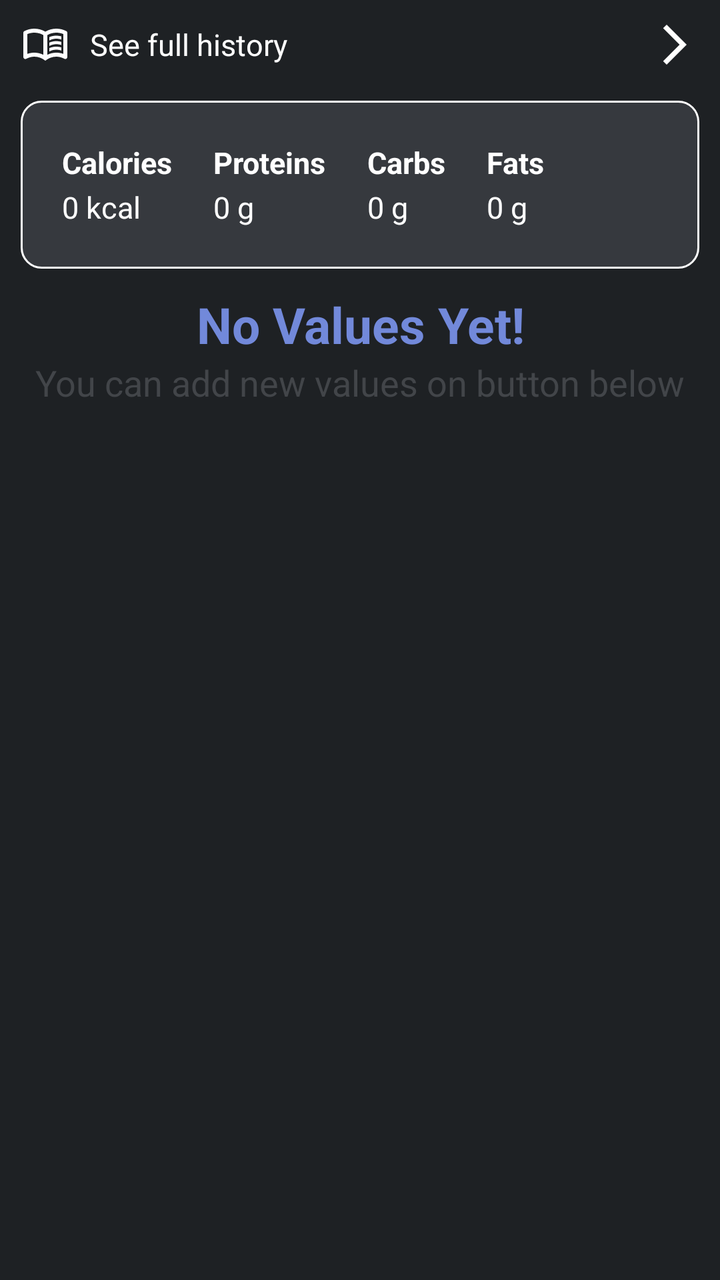
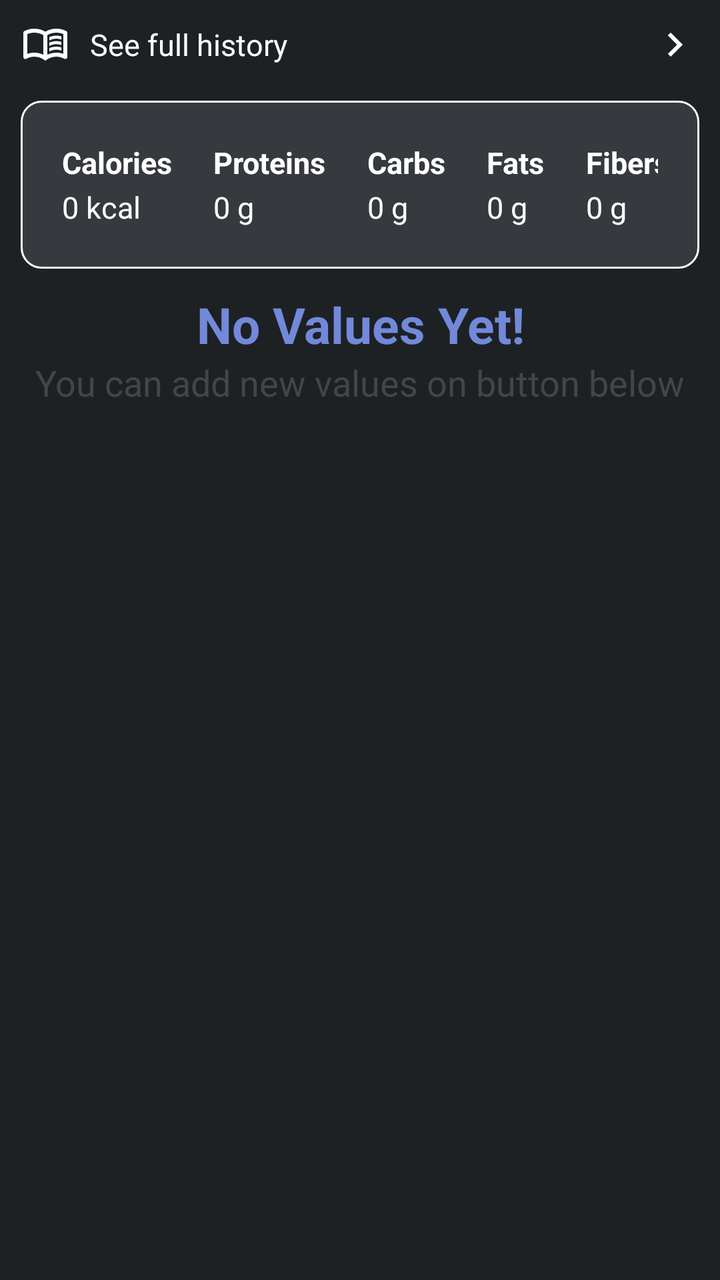

Two renders of the same Android screen: before a commit and after it. Below are the layout's source before the change and the commit's diff.
<!-- AndroidManifest.xml: application theme Theme.MyApplication -->
<!-- res/layout/fragment_food.xml -->
<?xml version="1.0" encoding="utf-8"?>
<FrameLayout
    xmlns:android="http://schemas.android.com/apk/res/android"
    xmlns:app="http://schemas.android.com/apk/res-auto"
    xmlns:tools="http://schemas.android.com/tools"

    android:layout_width="match_parent"
    android:layout_height="match_parent"
    tools:context=".fragments.FoodFragment"

    android:background="@color/discord_background_color"

    android:padding="5pt"
    >

    <LinearLayout
        android:id="@+id/linearLayoutHistory"

        android:layout_marginTop="0sp"

        android:layout_width="match_parent"
        android:layout_height="wrap_content"

        android:orientation="horizontal"
        >

        <ImageButton
            android:layout_width="wrap_content"
            android:layout_height="wrap_content"

            android:paddingRight="25sp"
            android:paddingLeft="25sp"

            android:src="@drawable/history_outlined"

            android:background="@android:color/transparent"

            android:layout_weight="1"

            />

        <TextView
            android:layout_width="match_parent"
            android:layout_height="wrap_content"

            android:layout_marginStart="10sp"

            android:text="See full history"
            android:textColor="@color/white"
            android:textSize="15sp"

            android:layout_gravity="left|center"

            android:layout_weight="1"

            />

        <ImageButton
            android:layout_width="wrap_content"
            android:layout_height="wrap_content"

            android:paddingRight="25sp"
            android:paddingLeft="25sp"

            android:src="@drawable/right_arrow"

            android:background="@android:color/transparent"

            android:layout_weight="1"

            />

    </LinearLayout>

    <LinearLayout
        android:id="@+id/noValuesText"

        android:layout_width="match_parent"
        android:layout_height="wrap_content"

        android:layout_marginTop="135dp"

        android:orientation="vertical"

        android:visibility="visible"
        >

        <TextView
            android:layout_width="match_parent"
            android:layout_height="wrap_content"

            android:text="No Values Yet!"
            android:textAlignment="center"
            android:textColor="@color/discord_blue"
            android:textSize="25sp"
            android:textStyle="bold"
            />

        <TextView
            android:layout_width="match_parent"
            android:layout_height="wrap_content"

            android:text="You can add new values on button below"
            android:textAlignment="center"
            android:textColor="@color/discord_color3"
            android:textSize="18sp"
            android:textStyle="normal"
            />

    </LinearLayout>

    
    <FrameLayout
        android:id="@+id/foodLayout"

        android:layout_width="match_parent"
        android:layout_height="match_parent"

        android:layout_marginStart="0dp"
        android:layout_marginTop="135dp"
        android:layout_marginEnd="0dp"
        android:layout_marginBottom="5dp"
        >

        <androidx.recyclerview.widget.RecyclerView
            android:id="@+id/foodList"

            android:layout_width="match_parent"
            android:layout_height="match_parent"

            android:layout_marginTop="0dp"

            tools:listitem="@layout/food_item"

            android:visibility="invisible"
            />
    </FrameLayout>

    
    <TableLayout

        android:layout_width="match_parent"
        android:layout_height="wrap_content"

        android:padding="10pt"

        android:background="@drawable/calories_today_border"

        android:layout_gravity="top"
        android:layout_marginBottom="5pt"
        android:layout_marginTop="40sp"
        >

        <TableRow
            android:layout_marginBottom="1pt"
            >
            <TextView
                android:text="Calories"
                android:textColor="@color/white"
                android:textStyle="bold"
                android:textSize="15sp"

                android:layout_marginRight="10pt"
                android:layout_column="0"
                />
            <TextView
                android:text="Proteins"
                android:textColor="@color/white"
                android:textStyle="bold"
                android:textSize="15sp"

                android:layout_marginRight="10pt"
                android:layout_column="1"
                />
            <TextView
                android:text="Carbs"
                android:textColor="@color/white"
                android:textStyle="bold"
                android:textSize="15sp"

                android:layout_marginRight="10pt"
                android:layout_column="2"
                />
            <TextView
                android:text="Fats"
                android:textColor="@color/white"
                android:textStyle="bold"
                android:textSize="15sp"

                android:layout_marginRight="10pt"
                android:layout_column="3"
                />
        </TableRow>

        
        <TableRow>

            <TextView
                android:id="@+id/caloriesValue"

                android:text="0 kcal"
                android:textColor="@color/white"
                android:textStyle="normal"
                android:textSize="15sp"

                android:layout_marginRight="10pt"
                />

            <TextView
                android:id="@+id/proteinsValue"

                android:text="0 g"
                android:textColor="@color/white"
                android:textStyle="normal"
                android:textSize="15sp"

                android:layout_marginRight="10pt"
                />

            <TextView
                android:id="@+id/carbsValue"

                android:text="0 g"
                android:textColor="@color/white"
                android:textStyle="normal"
                android:textSize="15sp"

                android:layout_marginRight="10pt"
                />

            <TextView
                android:id="@+id/fatsValue"

                android:text="0 g"
                android:textColor="@color/white"
                android:textStyle="normal"
                android:textSize="15sp"

                android:layout_marginRight="10pt"
                />

        </TableRow>

    </TableLayout>

</FrameLayout>
<!-- res/layout/food_item.xml (included above) -->
<?xml version="1.0" encoding="utf-8"?>
<androidx.cardview.widget.CardView
    xmlns:android="http://schemas.android.com/apk/res/android"
    xmlns:app="http://schemas.android.com/apk/res-auto"

    android:layout_width="match_parent"
    android:layout_height="wrap_content"

    android:layout_marginBottom="10dp"

    app:cardCornerRadius="15dp"

    app:cardElevation="10dp"
    >

    <TextView

        android:id="@+id/foodTitle"

        android:layout_width="match_parent"
        android:layout_height="wrap_content"

        android:text="Food Title"
        android:textSize="20dp"
        android:textStyle="bold"
        android:textAlignment="center"
        android:textColor="@color/discord_blue"

        android:paddingBottom="5dp"

        android:background="@color/discord_color3"
        />

    <LinearLayout
        android:layout_width="match_parent"
        android:layout_height="wrap_content"

        android:layout_marginTop="25dp"

        android:orientation="horizontal"

        android:paddingHorizontal="15dp"
        android:paddingBottom="10dp"

        android:background="@color/discord_color3"
        >

        
        <LinearLayout
            android:layout_weight="1"
            android:layout_width="0dp"
            android:layout_height="wrap_content"

            android:layout_gravity="center"

            android:gravity="left"
            android:orientation="vertical">

            <TextView
                android:layout_width="wrap_content"
                android:layout_height="wrap_content"

                android:hint="Calories"
                android:textColor="@color/white"
                android:textColorHint="@color/white"
                android:textSize="19sp"
                android:textStyle="bold" />

            <TextView
                android:id="@+id/foodCaloriesValue"

                android:layout_width="wrap_content"
                android:layout_height="wrap_content"

                android:hint="value (kcal)"
                android:textColor="@color/white"
                android:textColorHint="@color/white"
                android:textSize="15sp"
                android:textStyle="normal" />
        </LinearLayout>

        
        <LinearLayout
            android:layout_weight="1"
            android:layout_width="0dp"
            android:layout_height="wrap_content"

            android:layout_gravity="center"

            android:gravity="left"
            android:orientation="vertical">

            <TextView
                android:layout_width="wrap_content"
                android:layout_height="wrap_content"

                android:hint="Proteins"
                android:textColor="@color/white"
                android:textColorHint="@color/white"
                android:textSize="19sp"
                android:textStyle="bold" />

            <TextView
                android:id="@+id/foodProteinsValue"

                android:layout_width="wrap_content"
                android:layout_height="wrap_content"

                android:hint="value (g)"
                android:textColor="@color/white"
                android:textColorHint="@color/white"
                android:textSize="15sp"
                android:textStyle="normal" />
        </LinearLayout>

        
        <LinearLayout
            android:layout_weight="1"
            android:layout_width="0dp"
            android:layout_height="wrap_content"

            android:layout_gravity="center"

            android:gravity="left"
            android:orientation="vertical">

            <TextView
                android:layout_width="wrap_content"
                android:layout_height="wrap_content"

                android:hint="Carbs"
                android:textColor="@color/white"
                android:textColorHint="@color/white"
                android:textSize="19sp"
                android:textStyle="bold" />

            <TextView
                android:id="@+id/foodCarbsValue"

                android:layout_width="wrap_content"
                android:layout_height="wrap_content"

                android:hint="value (g)"
                android:textColor="@color/white"
                android:textColorHint="@color/white"
                android:textSize="15sp"
                android:textStyle="normal" />
        </LinearLayout>

        
        <LinearLayout
            android:layout_weight="1"
            android:layout_width="0dp"
            android:layout_height="wrap_content"

            android:layout_gravity="center"

            android:gravity="left"
            android:orientation="vertical">

            <TextView
                android:layout_width="wrap_content"
                android:layout_height="wrap_content"

                android:hint="Fats"
                android:textColor="@color/white"
                android:textColorHint="@color/white"
                android:textSize="19sp"
                android:textStyle="bold" />

            <TextView
                android:id="@+id/foodFatsValue"

                android:layout_width="wrap_content"
                android:layout_height="wrap_content"

                android:hint="value (g)"
                android:textColor="@color/white"
                android:textColorHint="@color/white"
                android:textSize="15sp"
                android:textStyle="normal" />
        </LinearLayout>

    </LinearLayout>

    <ImageButton
        android:id="@+id/deleteFood"

        android:layout_width="wrap_content"
        android:layout_height="wrap_content"

        android:paddingVertical="10sp"
        android:paddingStart="15sp"

        android:src="@drawable/delete"

        android:background="@null"

        android:layout_gravity="right|center"
        android:layout_marginRight="10sp"
        />

    <TextView
        android:id="@+id/textSeeDetails"

        android:layout_width="match_parent"
        android:layout_height="wrap_content"

        android:layout_marginTop="35pt"

        android:paddingBottom="5sp"
        android:paddingRight="10sp"

        android:text="See details"
        android:textSize="15sp"
        android:textColor="@color/discord_blue"
        android:textAlignment="center"

        android:background="@color/discord_color3"
        />

</androidx.cardview.widget.CardView>
<!-- resources referenced by this layout -->
<resources>
  <color name="discord_background_color">#1e2124</color>
  <color name="discord_blue">#7289da</color>
  <color name="discord_color3">#424549</color>
  <color name="white">#FFFFFFFF</color>
  <!-- drawable calories_today_border (drawable) -->
  <?xml version="1.0" encoding="utf-8"?>
  <shape xmlns:android="http://schemas.android.com/apk/res/android">
      <solid android:color="@color/discord_color2" />
  
      <stroke
          android:width="1dp"
          android:color="@color/white" />
  
      <corners
          android:bottomLeftRadius="10dp"
          android:bottomRightRadius="10dp"
          android:topLeftRadius="10dp"
          android:topRightRadius="10dp" />
  </shape>
  <!-- drawable delete (drawable) -->
  <vector xmlns:android="http://schemas.android.com/apk/res/android" android:height="24dp" android:tint="@color/red" android:viewportHeight="24" android:viewportWidth="24" android:width="24dp">
        
      <path android:fillColor="@android:color/white" android:pathData="M12,2C6.47,2 2,6.47 2,12s4.47,10 10,10 10,-4.47 10,-10S17.53,2 12,2zM17,15.59L15.59,17 12,13.41 8.41,17 7,15.59 10.59,12 7,8.41 8.41,7 12,10.59 15.59,7 17,8.41 13.41,12 17,15.59z"/>
      
  </vector>
  <!-- drawable right_arrow (drawable) -->
  <vector
      xmlns:android="http://schemas.android.com/apk/res/android"
      android:autoMirrored="true"
      android:height="24dp"
      android:tint="@color/white"
      android:viewportHeight="24"
      android:viewportWidth="24"
      android:width="24dp">
        
      <path android:fillColor="@android:color/white" android:pathData="M6.23,20.23l1.77,1.77l10,-10l-10,-10l-1.77,1.77l8.23,8.23z"/>
      
  </vector>
  <style name="Theme.MyApplication" parent="android:Theme.Material.Light.NoActionBar" />
  <color name="discord_color2">#36393e</color>
  <color name="red">#FF474D</color>
  <!-- unchanged entries left out for length: 1 -->
</resources>

<!-- the commit's change to res/layout/fragment_food.xml (unified diff, before → after) -->
@@ -190,6 +190,16 @@
                 android:layout_marginRight="10pt"
                 android:layout_column="3"
                 />
+            <TextView
+                android:text="Fibers"
+                android:textColor="@color/white"
+                android:textStyle="bold"
+                android:textSize="15sp"
+
+                android:layout_marginRight="10pt"
+                android:layout_column="3"
+                />
+
         </TableRow>
 
         
@@ -230,6 +240,17 @@
 
             <TextView
                 android:id="@+id/fatsValue"
+
+                android:text="0 g"
+                android:textColor="@color/white"
+                android:textStyle="normal"
+                android:textSize="15sp"
+
+                android:layout_marginRight="10pt"
+                />
+
+            <TextView
+                android:id="@+id/fibersValue"
 
                 android:text="0 g"
                 android:textColor="@color/white"
@@ -258,6 +279,8 @@
     app:cardCornerRadius="15dp"
 
     app:cardElevation="10dp"
+
+    android:background="@color/discord_color3"
     >
 
     <TextView
@@ -271,23 +294,23 @@
         android:textSize="20dp"
         android:textStyle="bold"
         android:textAlignment="center"
-        android:textColor="@color/discord_blue"
+        android:textColor="@color/white"
+
+        android:background="@color/discord_color3"
 
         android:paddingBottom="5dp"
-
-        android:background="@color/discord_color3"
         />
 
     <LinearLayout
         android:layout_width="match_parent"
         android:layout_height="wrap_content"
 
-        android:layout_marginTop="25dp"
+        android:layout_marginTop="30dp"
 
         android:orientation="horizontal"
 
-        android:paddingHorizontal="15dp"
-        android:paddingBottom="10dp"
+        android:paddingHorizontal="5dp"
+        android:paddingBottom="20dp"
 
         android:background="@color/discord_color3"
         >
@@ -295,7 +318,7 @@
         
         <LinearLayout
             android:layout_weight="1"
-            android:layout_width="0dp"
+            android:layout_width="10dp"
             android:layout_height="wrap_content"
 
             android:layout_gravity="center"
@@ -308,8 +331,8 @@
                 android:layout_height="wrap_content"
 
                 android:hint="Calories"
-                android:textColor="@color/white"
-                android:textColorHint="@color/white"
+                android:textColor="@color/discord_text1"
+                android:textColorHint="@color/discord_text1"
                 android:textSize="19sp"
                 android:textStyle="bold" />
 
@@ -329,7 +352,7 @@
         
         <LinearLayout
             android:layout_weight="1"
-            android:layout_width="0dp"
+            android:layout_width="10dp"
             android:layout_height="wrap_content"
 
             android:layout_gravity="center"
@@ -342,8 +365,8 @@
                 android:layout_height="wrap_content"
 
                 android:hint="Proteins"
-                android:textColor="@color/white"
-                android:textColorHint="@color/white"
+                android:textColor="@color/discord_text1"
+                android:textColorHint="@color/discord_text1"
                 android:textSize="19sp"
                 android:textStyle="bold" />
 
@@ -363,7 +386,7 @@
         
         <LinearLayout
             android:layout_weight="1"
-            android:layout_width="0dp"
+            android:layout_width="10dp"
             android:layout_height="wrap_content"
 
             android:layout_gravity="center"
@@ -376,8 +399,8 @@
                 android:layout_height="wrap_content"
 
                 android:hint="Carbs"
-                android:textColor="@color/white"
-                android:textColorHint="@color/white"
+                android:textColor="@color/discord_text1"
+                android:textColorHint="@color/discord_text1"
                 android:textSize="19sp"
                 android:textStyle="bold" />
 
@@ -410,8 +433,8 @@
                 android:layout_height="wrap_content"
 
                 android:hint="Fats"
-                android:textColor="@color/white"
-                android:textColorHint="@color/white"
+                android:textColor="@color/discord_text1"
+                android:textColorHint="@color/discord_text1"
                 android:textSize="19sp"
                 android:textStyle="bold" />
 
@@ -428,42 +451,108 @@
                 android:textStyle="normal" />
         </LinearLayout>
 
+        
+        <LinearLayout
+            android:layout_weight="1"
+            android:layout_width="0dp"
+            android:layout_height="wrap_content"
+
+            android:layout_gravity="center"
+
+            android:gravity="left"
+            android:orientation="vertical">
+
+            <TextView
+                android:layout_width="wrap_content"
+                android:layout_height="wrap_content"
+
+                android:hint="Fiber"
+                android:textColor="@color/discord_text1"
+                android:textColorHint="@color/discord_text1"
+                android:textSize="19sp"
+                android:textStyle="bold" />
+
+            <TextView
+                android:id="@+id/foodFibersValue"
+
+                android:layout_width="wrap_content"
+                android:layout_height="wrap_content"
+
+                android:hint="value (g)"
+                android:textColor="@color/white"
+                android:textColorHint="@color/white"
+                android:textSize="15sp"
+                android:textStyle="normal" />
+        </LinearLayout>
+
     </LinearLayout>
 
-    <ImageButton
-        android:id="@+id/deleteFood"
-
-        android:layout_width="wrap_content"
+    
+    <View
+
+        android:layout_marginTop="85sp"
+        android:layout_marginHorizontal="5pt"
+
+        android:layout_width="match_parent"
+
+        android:layout_height="2dp"
+
+        android:background="@color/discord_color2"
+        />
+
+    <LinearLayout
+        android:layout_width="match_parent"
         android:layout_height="wrap_content"
 
-        android:paddingVertical="10sp"
-        android:paddingStart="15sp"
-
-        android:src="@drawable/delete"
-
-        android:background="@null"
-
-        android:layout_gravity="right|center"
-        android:layout_marginRight="10sp"
-        />
-
-    <TextView
-        android:id="@+id/textSeeDetails"
-
-        android:layout_width="match_parent"
-        android:layout_height="wrap_content"
-
-        android:layout_marginTop="35pt"
-
-        android:paddingBottom="5sp"
-        android:paddingRight="10sp"
-
-        android:text="See details"
-        android:textSize="15sp"
-        android:textColor="@color/discord_blue"
-        android:textAlignment="center"
+        android:layout_marginTop="40pt"
 
         android:background="@color/discord_color3"
-        />
+
+        android:gravity="center"
+
+        android:orientation="horizontal"
+        >
+
+        <Button
+            android:id="@+id/btnDetails"
+
+            android:layout_width="wrap_content"
+            android:layout_height="wrap_content"
+
+            android:layout_marginHorizontal="15sp"
+
+            android:drawableLeft="@drawable/more"
+            android:drawableTint="@color/white"
+
+            android:text="DETAILS"
+            android:textStyle="bold"
+            android:textColor="@color/white"
+            android:textAlignment="center"
+            android:textSize="10sp"
+
+            android:backgroundTint="@color/discord_blue"
+            />
+
+        <Button
+            android:id="@+id/btnDelete"
+
+            android:layout_width="wrap_content"
+            android:layout_height="wrap_content"
+
+            android:layout_marginHorizontal="15sp"
+
+            android:drawableLeft="@drawable/delete"
+            android:drawableTint="@color/white"
+
+            android:text="DELETE"
+            android:textStyle="bold"
+            android:textColor="@color/white"
+            android:textAlignment="textStart"
+            android:textSize="10sp"
+
+            android:backgroundTint="@color/red"
+            />
+
+    </LinearLayout>
 
 </androidx.cardview.widget.CardView>
<!-- resource entries referenced after the edit -->
@@ -3,6 +3,7 @@
   <color name="discord_background_color">#1e2124</color>
   <color name="discord_blue">#7289da</color>
   <color name="discord_color3">#424549</color>
+  <color name="discord_text1">#acafb4</color>
   <color name="white">#FFFFFFFF</color>
   <!-- drawable calories_today_border (drawable) -->
   <?xml version="1.0" encoding="utf-8"?>
@@ -20,22 +21,50 @@
           android:topRightRadius="10dp" />
   </shape>
   <!-- drawable delete (drawable) -->
-  <vector xmlns:android="http://schemas.android.com/apk/res/android" android:height="24dp" android:tint="@color/red" android:viewportHeight="24" android:viewportWidth="24" android:width="24dp">
+  <vector xmlns:android="http://schemas.android.com/apk/res/android"
+      android:height="17dp"
+      android:tint="@color/red"
+      android:viewportHeight="24"
+      android:viewportWidth="24"
+      android:width="17dp">
         
       <path android:fillColor="@android:color/white" android:pathData="M12,2C6.47,2 2,6.47 2,12s4.47,10 10,10 10,-4.47 10,-10S17.53,2 12,2zM17,15.59L15.59,17 12,13.41 8.41,17 7,15.59 10.59,12 7,8.41 8.41,7 12,10.59 15.59,7 17,8.41 13.41,12 17,15.59z"/>
       
   </vector>
-  <!-- drawable right_arrow (drawable) -->
+  <!-- drawable more (drawable) -->
   <vector
       xmlns:android="http://schemas.android.com/apk/res/android"
       android:autoMirrored="true"
-      android:height="24dp"
-      android:tint="@color/white"
+      android:height="17dp"
+      android:tint="@color/discord_blue"
       android:viewportHeight="24"
       android:viewportWidth="24"
-      android:width="24dp">
+      android:width="17dp"
+      >
+  
+      <group
+          android:name="rotationGroup"
+          android:pivotX="12"
+          android:pivotY="12"
+          android:rotation="180">
+  
+      <path android:fillAlpha="0.3" android:fillColor="@android:color/white" android:pathData="M7.06,5L2.4,12l4.67,7L22,19L22,5L7.06,5c0.01,0 0.01,0 0,0zM19,10.5c0.83,0 1.5,0.67 1.5,1.5s-0.67,1.5 -1.5,1.5 -1.5,-0.67 -1.5,-1.5 0.67,-1.5 1.5,-1.5zM14,10.5c0.83,0 1.5,0.67 1.5,1.5s-0.67,1.5 -1.5,1.5 -1.5,-0.67 -1.5,-1.5 0.67,-1.5 1.5,-1.5zM9,10.5c0.83,0 1.5,0.67 1.5,1.5s-0.67,1.5 -1.5,1.5 -1.5,-0.67 -1.5,-1.5 0.67,-1.5 1.5,-1.5z" android:strokeAlpha="0.3"/>
         
-      <path android:fillColor="@android:color/white" android:pathData="M6.23,20.23l1.77,1.77l10,-10l-10,-10l-1.77,1.77l8.23,8.23z"/>
+      <path android:fillColor="@android:color/white" android:pathData="M22,3L7,3c-0.69,0 -1.23,0.35 -1.59,0.88L0,12l5.41,8.11c0.36,0.53 0.97,0.89 1.66,0.89L22,21c1.1,0 2,-0.9 2,-2L24,5c0,-1.1 -0.9,-2 -2,-2zM22,19L7.07,19L2.4,12l4.66,-7L22,5v14z"/>
+        
+      <path android:fillColor="@android:color/white" android:pathData="M9,12m-1.5,0a1.5,1.5 0,1 1,3 0a1.5,1.5 0,1 1,-3 0"/>
+        
+      <path android:fillColor="@android:color/white" android:pathData="M14,12m-1.5,0a1.5,1.5 0,1 1,3 0a1.5,1.5 0,1 1,-3 0"/>
+        
+      <path android:fillColor="@android:color/white" android:pathData="M19,12m-1.5,0a1.5,1.5 0,1 1,3 0a1.5,1.5 0,1 1,-3 0"/>
+  
+      </group>
+  
+  </vector>
+  <!-- drawable right_arrow (drawable) -->
+  <vector xmlns:android="http://schemas.android.com/apk/res/android" android:autoMirrored="true" android:height="24dp" android:tint="@color/white" android:viewportHeight="24" android:viewportWidth="24" android:width="24dp">
+        
+      <path android:fillColor="@android:color/white" android:pathData="M8.59,16.59L13.17,12 8.59,7.41 10,6l6,6 -6,6 -1.41,-1.41z"/>
       
   </vector>
   <style name="Theme.MyApplication" parent="android:Theme.Material.Light.NoActionBar" />
